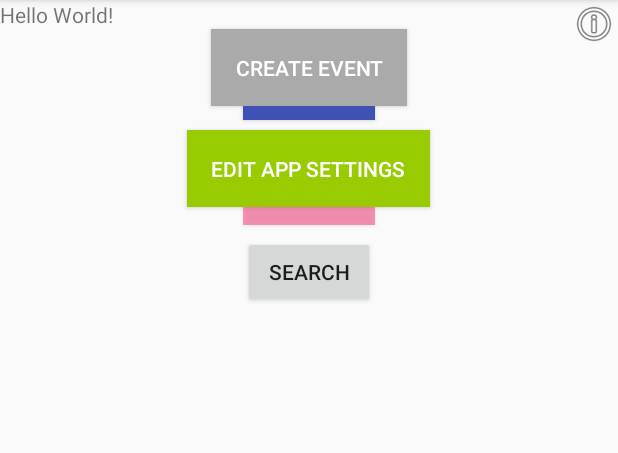
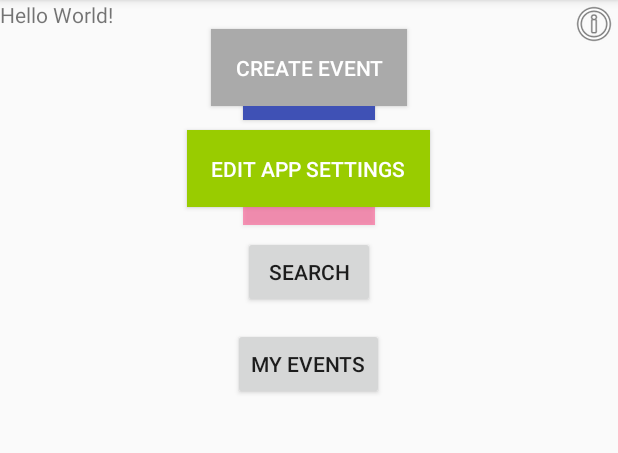
Before and after one commit to jamesonn/team2Capstone, an Android app: the screen it shows after launch (MainActivity), on a phone screen of 412 x 824 dp, the part 84-537 px from its top. Run offline under Robolectric (Android 15) with nearby library versions, the phone set to English and light mode, and no system bars.

Commit message:
Added initial My Events activity.

```diff
--- a/MKESocial/app/src/main/AndroidManifest.xml
+++ b/MKESocial/app/src/main/AndroidManifest.xml
@@ -64,6 +64,7 @@
             </intent-filter>
             <meta-data android:name="android.app.searchable" android:resource="@xml/searchable"/>
         </activity>
+        <activity android:name=".MyEventsActivity" android:label="My Events" />
     </application>
 
 </manifest>
--- a/MKESocial/app/src/main/java/team2/mkesocial/MainActivity.java
+++ b/MKESocial/app/src/main/java/team2/mkesocial/MainActivity.java
@@ -52,4 +52,7 @@ public class MainActivity extends AppCompatActivity {
         startActivity(new Intent(this, SearchActivity.class));
     }
 
+    public void eventsBtnOnClick (View view) {
+        startActivity(new Intent(this, MyEventsActivity.class));
+    }
 }
--- a/MKESocial/app/src/main/res/layout/activity_main.xml
+++ b/MKESocial/app/src/main/res/layout/activity_main.xml
@@ -95,4 +95,14 @@
         android:layout_marginTop="19dp"
         android:onClick="searchBtnOnClick"
         android:text="Search" />
+
+    <Button
+        android:id="@+id/myEventsButton"
+        android:layout_width="wrap_content"
+        android:layout_height="wrap_content"
+        android:layout_below="@+id/searchButton"
+        android:layout_centerHorizontal="true"
+        android:layout_marginTop="13dp"
+        android:onClick="eventsBtnOnClick"
+        android:text="My Events" />
 </RelativeLayout>
```
Also changed, not shown: MKESocial/app/src/main/java/team2/mkesocial/MyEventsActivity.java (added, +13 -0 lines), MKESocial/app/src/main/res/layout/activity_my_events.xml (added, +12 -0 lines).
